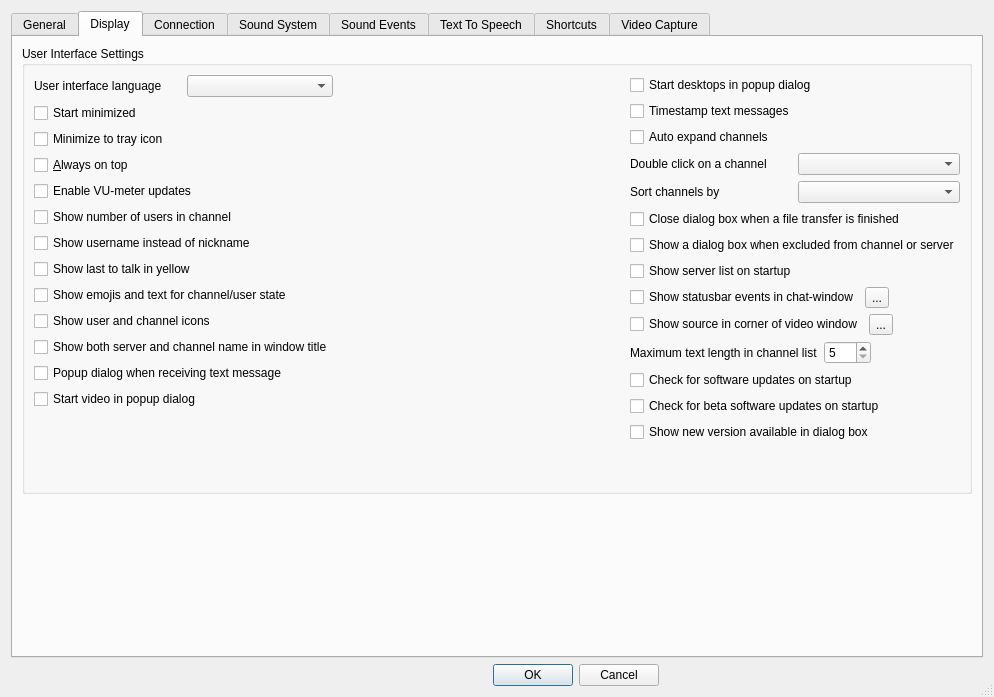
BearWare/TeamTalk5, file Client/qtTeamTalk/preferences.ui: the form before one commit.
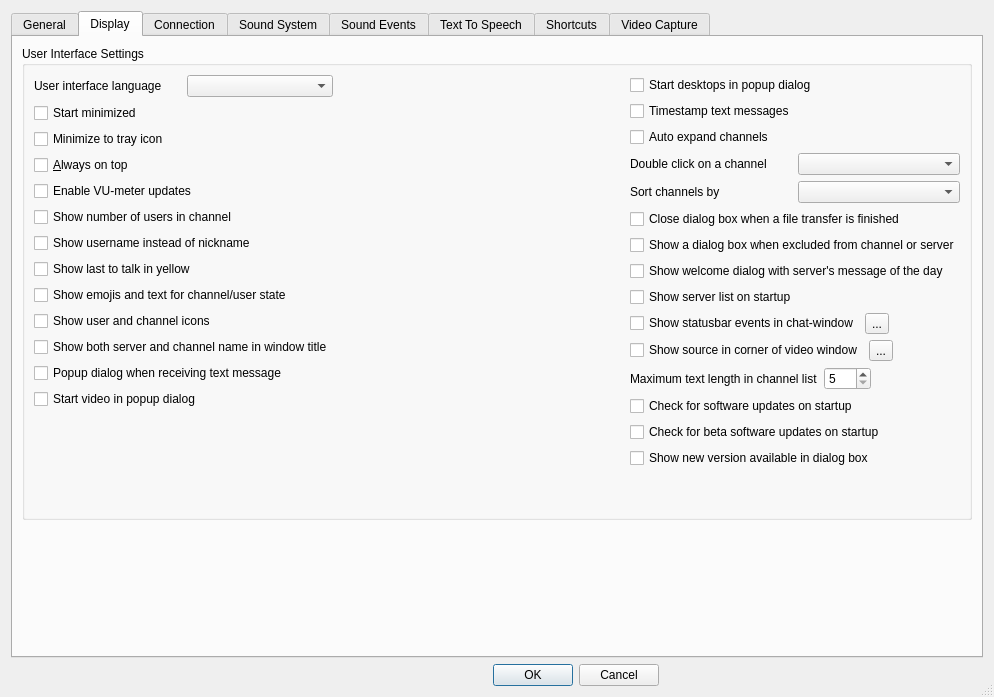
The form after the commit. The open tabs and pages were chosen to show the change. Icons and pictures are not drawn. Custom widgets are drawn as their Qt base class.

Commit message: Option to display server's message of the day in a welcome dialog box

The edit to the form file:
```diff
--- a/Client/qtTeamTalk/preferences.ui
+++ b/Client/qtTeamTalk/preferences.ui
@@ -576,6 +576,13 @@
                 </property>
                </widget>
               </item>
+              <item>
+               <widget class="QCheckBox" name="dlgMOTDChkBox">
+                <property name="text">
+                 <string>Show welcome dialog with server's message of the day</string>
+                </property>
+               </widget>
+              </item>
               <item>
                <widget class="QCheckBox" name="startServerListChkBox">
                 <property name="text">
```
The commit also changes 4 other files.
